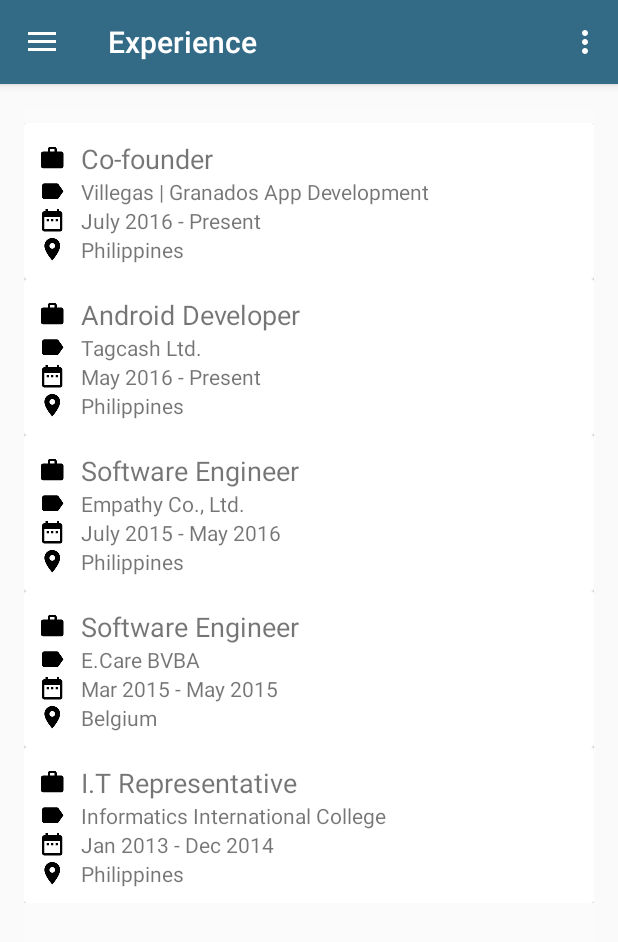
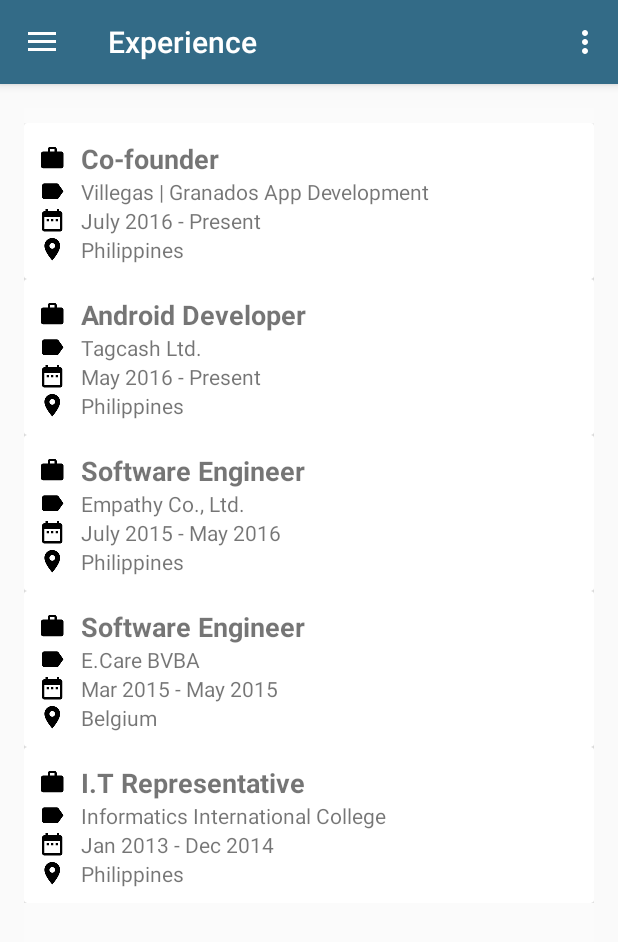
Before and after one commit to nicholaivillegas/myprofile, an Android app: the screen it shows after launch (MainActivity), in the side drawer, after a tap on "Experience", on a phone screen of 412 x 824 dp. Shown: the top 942 px of the screen. Run offline under Robolectric (Android 15) with nearby library versions, the phone set to English and light mode, and no system bars; our stand-ins replace CircleImageView.

Commit message:
bold experience

```diff
--- a/app/src/main/res/layout/fragment_experience.xml
+++ b/app/src/main/res/layout/fragment_experience.xml
@@ -38,7 +38,8 @@
                         android:drawablePadding="10dp"
                         android:drawableStart="@drawable/ic_work_black_18dp"
                         android:text="Co-founder"
-                        android:textSize="18sp" />
+                        android:textSize="18sp"
+                        android:textStyle="bold" />
 
                     <TextView
                         android:layout_width="match_parent"
@@ -109,8 +110,10 @@
                         android:drawableLeft="@drawable/ic_work_black_18dp"
                         android:drawablePadding="10dp"
                         android:drawableStart="@drawable/ic_work_black_18dp"
+
                         android:text="Android Developer"
-                        android:textSize="18sp" />
+                        android:textSize="18sp"
+                        android:textStyle="bold" />
 
                     <TextView
                         android:layout_width="match_parent"
@@ -230,7 +233,8 @@
                         android:drawablePadding="10dp"
                         android:drawableStart="@drawable/ic_work_black_18dp"
                         android:text="Software Engineer"
-                        android:textSize="18sp" />
+                        android:textSize="18sp"
+                        android:textStyle="bold" />
 
                     <TextView
                         android:layout_width="match_parent"
@@ -324,7 +328,8 @@
                         android:drawablePadding="10dp"
                         android:drawableStart="@drawable/ic_work_black_18dp"
                         android:text="Software Engineer"
-                        android:textSize="18sp" />
+                        android:textSize="18sp"
+                        android:textStyle="bold" />
 
                     <TextView
                         android:layout_width="match_parent"
@@ -384,7 +389,8 @@
                         android:drawablePadding="10dp"
                         android:drawableStart="@drawable/ic_work_black_18dp"
                         android:text="I.T Representative"
-                        android:textSize="18sp" />
+                        android:textSize="18sp"
+                        android:textStyle="bold" />
 
                     <TextView
                         android:layout_width="match_parent"
```
